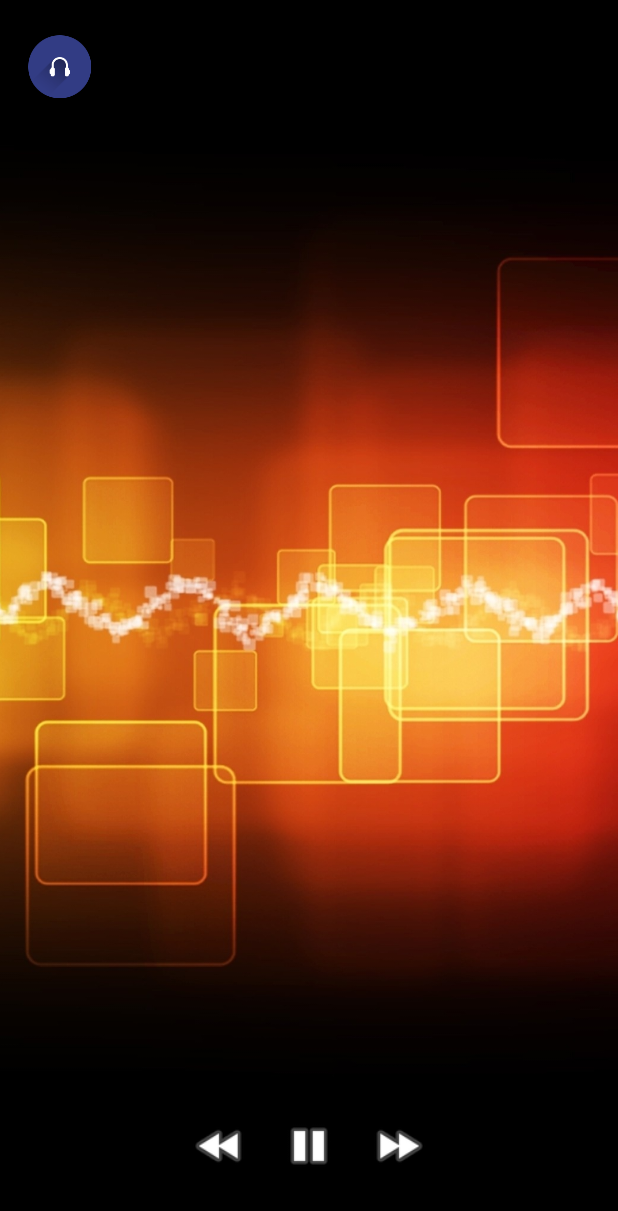
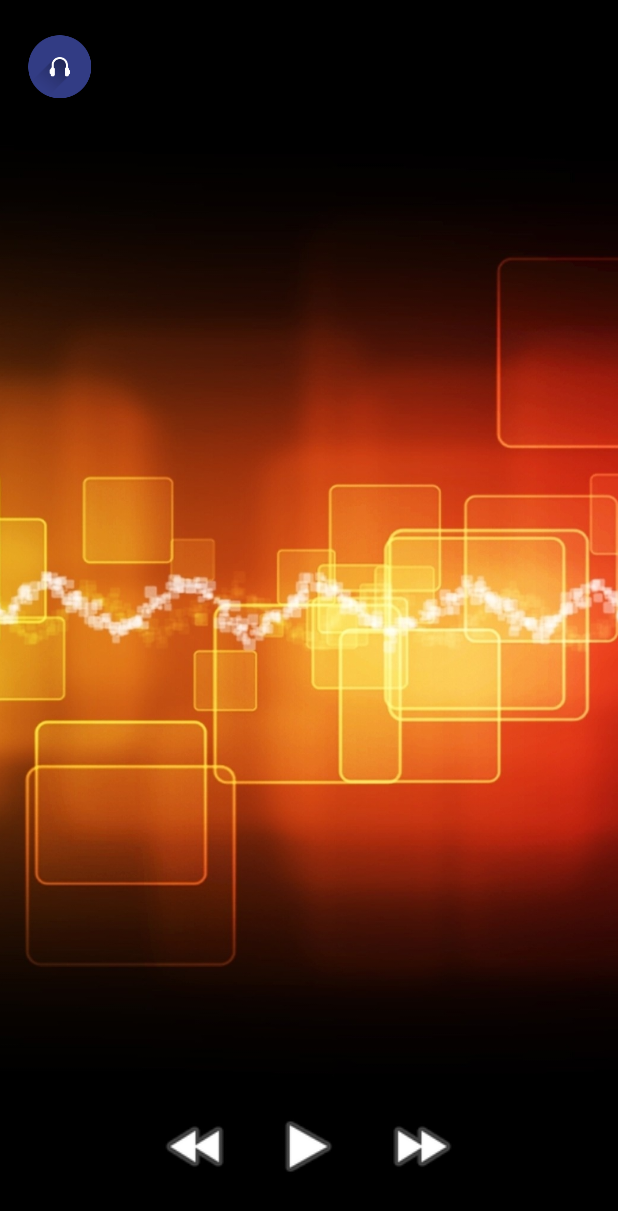
Before and after one commit to Shashank58/Music-Player, an Android app: the SongDetailActivity screen opened directly, with no data from a screen before it, on a phone screen of 412 x 824 dp. Shown: the top 1211 px of the screen. Run offline under Robolectric (Android 15) with nearby library versions, the phone set to English and light mode, and no system bars; 1 statement that could not run was skipped.

Commit message:
Layout changes and edge cases solved

```diff
--- a/app/src/main/java/cybrilla/musicplayer/android/SongDetailActivity.java
+++ b/app/src/main/java/cybrilla/musicplayer/android/SongDetailActivity.java
@@ -3,13 +3,17 @@ package cybrilla.musicplayer.android;
 import android.os.Bundle;
 import android.support.v7.app.ActionBar;
 import android.support.v7.app.AppCompatActivity;
+import android.view.View;
+import android.widget.ImageView;
 import android.widget.TextView;
 
 import cybrilla.musicplayer.R;
+import cybrilla.musicplayer.util.MusicPlayerHelper;
 
-public class SongDetailActivity extends AppCompatActivity {
+public class SongDetailActivity extends AppCompatActivity implements View.OnClickListener {
     public static final String TITLE_NAME = "TITLE_NAME";
     private TextView detailSelectedTrack;
+    private ImageView detailController, detailFastForward, detailReverse;
 
     @Override
     protected void onCreate(Bundle savedInstanceState) {
@@ -20,6 +24,39 @@ public class SongDetailActivity extends AppCompatActivity {
         }
         setContentView(R.layout.activity_song_detail);
         detailSelectedTrack = (TextView) findViewById(R.id.detail_selected_track);
+        detailController = (ImageView) findViewById(R.id.detail_controller);
+        detailFastForward = (ImageView) findViewById(R.id.detail_fast_forward);
+        detailReverse = (ImageView) findViewById(R.id.detail_reverse);
+
+        if (MusicPlayerHelper.mediaPlayer.isPlaying())
+            detailController.setImageResource(android.R.drawable.ic_media_pause);
+
         detailSelectedTrack.setText(getIntent().getStringExtra(TITLE_NAME));
+        detailController.setOnClickListener(this);
+        detailFastForward.setOnClickListener(this);
+        detailReverse.setOnClickListener(this);
+    }
+
+    @Override
+    public void onClick(View v) {
+        switch (v.getId()){
+            case R.id.detail_controller:
+                MusicPlayerHelper.getInstance().toggleMusicPlayer(detailController);
+                break;
+
+            case R.id.detail_fast_forward:
+                detailController.setImageResource(android.R.drawable.ic_media_pause);
+                String title = MusicPlayerHelper.getInstance()
+                        .playNextSong(SongDetailActivity.this);
+                detailSelectedTrack.setText(title);
+                break;
+
+            case R.id.detail_reverse:
+                detailController.setImageResource(android.R.drawable.ic_media_pause);
+                String titleSong = MusicPlayerHelper.getInstance()
+                                .playPrevSong(SongDetailActivity.this);
+                detailSelectedTrack.setText(titleSong);
+                break;
+        }
     }
 }
--- a/app/src/main/res/layout/activity_song_detail.xml
+++ b/app/src/main/res/layout/activity_song_detail.xml
@@ -54,30 +54,30 @@
             android:layout_alignParentBottom="true">
 
             <ImageView
-                android:layout_width="40dp"
-                android:layout_height="40dp"
-                android:id="@+id/detail_pause"
-                android:src="@android:drawable/ic_media_pause"
+                android:layout_width="50dp"
+                android:layout_height="50dp"
+                android:id="@+id/detail_controller"
+                android:src="@android:drawable/ic_media_play"
                 android:layout_centerHorizontal="true"
-                android:layout_marginTop="20dp"/>
+                android:layout_marginTop="15dp"/>
 
             <ImageView
-                android:layout_width="40dp"
-                android:layout_height="40dp"
+                android:layout_width="50dp"
+                android:layout_height="50dp"
                 android:id="@+id/detail_fast_forward"
                 android:src="@android:drawable/ic_media_ff"
-                android:layout_toRightOf="@+id/detail_pause"
-                android:layout_marginTop="20dp"
-                android:layout_marginLeft="20dp"/>
+                android:layout_toRightOf="@+id/detail_controller"
+                android:layout_marginTop="15dp"
+                android:layout_marginLeft="25dp"/>
 
             <ImageView
-                android:layout_width="40dp"
-                android:layout_height="40dp"
+                android:layout_width="50dp"
+                android:layout_height="50dp"
                 android:id="@+id/detail_reverse"
                 android:src="@android:drawable/ic_media_rew"
-                android:layout_toLeftOf="@+id/detail_pause"
-                android:layout_marginTop="20dp"
-                android:layout_marginRight="20dp"/>
+                android:layout_toLeftOf="@+id/detail_controller"
+                android:layout_marginTop="15dp"
+                android:layout_marginRight="25dp"/>
 
         </RelativeLayout>
 
```
Also changed, not shown: app/src/main/java/cybrilla/musicplayer/adapter/SongAdapter.java (+3 -12 lines), app/src/main/java/cybrilla/musicplayer/android/AllSongsActivity.java (+16 -32 lines), app/src/main/java/cybrilla/musicplayer/util/MusicPlayerHelper.java (+74 -0 lines).
